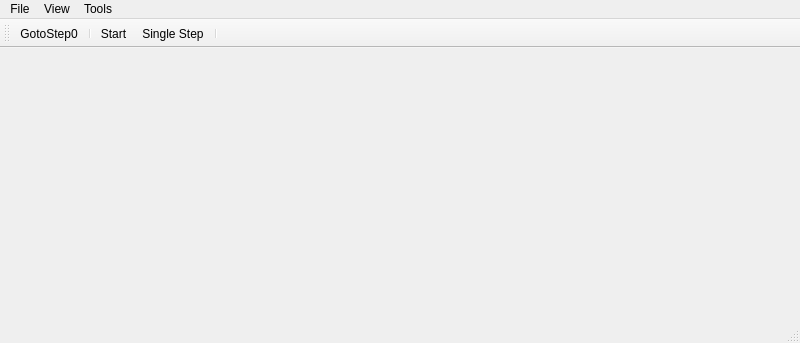
Qt form gui/windows/mainwindow.ui (igorg520b/icFlow4liquid) before a commit.
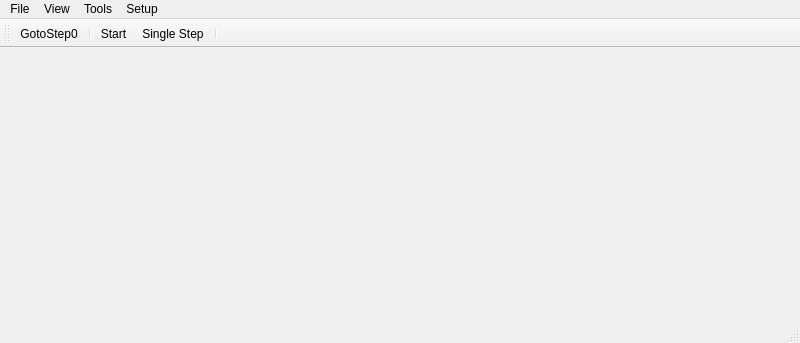
The same form after that commit. Icons and pictures are not drawn.

```diff
--- a/gui/windows/mainwindow.ui
+++ b/gui/windows/mainwindow.ui
@@ -55,9 +55,18 @@
     <addaction name="actionClear_Velocity"/>
     <addaction name="actionMaterial_Space"/>
    </widget>
+   <widget class="QMenu" name="menuSetup">
+    <property name="title">
+     <string>Setup</string>
+    </property>
+    <addaction name="actionIndentation"/>
+    <addaction name="actionShear"/>
+    <addaction name="actionStretch"/>
+   </widget>
    <addaction name="menuFile"/>
    <addaction name="menuTools"/>
    <addaction name="menuTools_2"/>
+   <addaction name="menuSetup"/>
   </widget>
   <widget class="QStatusBar" name="statusbar"/>
   <widget class="QToolBar" name="toolBar">
```
Left out of the diff: 15 changed lines with no effect on the pictures.
